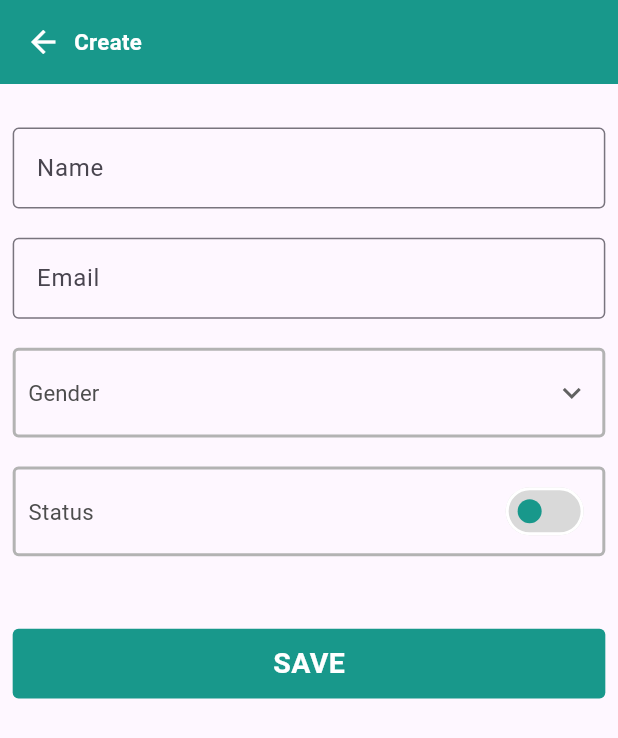
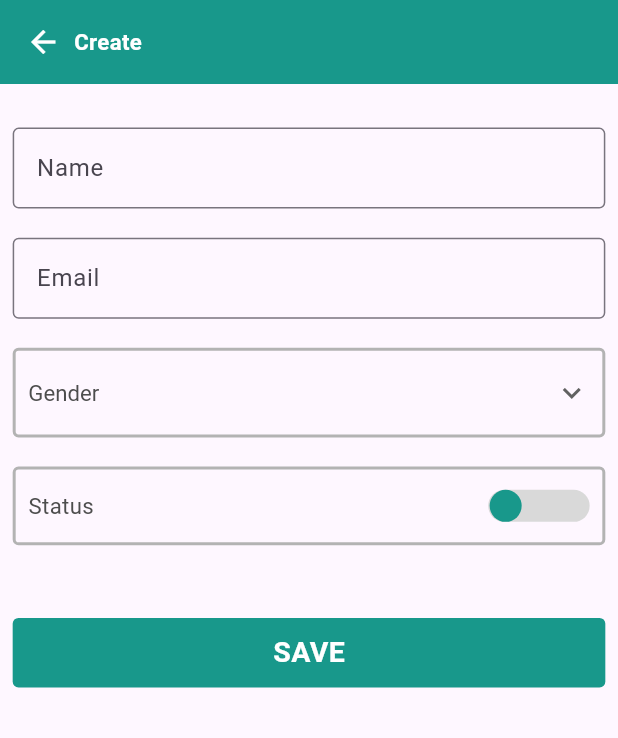
Before and after one commit to mdshadatrahman/ppl_manager, a Flutter app: the screen it shows after launch, after a tap on an icon or button, on a phone screen of 412 x 824 dp. Shown: the top 738 px of the screen. Run offline on Flutter 3.47's test engine with Material 3 defaults, Android fonts, the light colour scheme and no system bars; our stand-ins replace bloc, dartz, dio, flutter_bloc, flutter_screenutil, flutter_svg and 3 more; generated files the repository leaves out were written again; network calls fail.

Commit message:
custom switch created

```diff
--- a/lib/gen/assets.gen.dart
+++ b/lib/gen/assets.gen.dart
@@ -28,11 +28,14 @@ class $AssetsSvgsGen {
   /// File path: assets/svgs/edit_icon.svg
   String get editIcon => 'assets/svgs/edit_icon.svg';
 
+  /// File path: assets/svgs/logo.svg
+  String get logo => 'assets/svgs/logo.svg';
+
   /// File path: assets/svgs/topbarbg.svg
   String get topbarbg => 'assets/svgs/topbarbg.svg';
 
   /// List of all assets
-  List<String> get values => [addIcon, editIcon, topbarbg];
+  List<String> get values => [addIcon, editIcon, logo, topbarbg];
 }
 
 class Assets {
--- a/lib/home/views/create_and_edit_view.dart
+++ b/lib/home/views/create_and_edit_view.dart
@@ -27,12 +27,15 @@ class CreateAndEditView extends StatefulWidget {
   State<CreateAndEditView> createState() => _CreateAndEditViewState();
 }
 
-class _CreateAndEditViewState extends State<CreateAndEditView> {
+class _CreateAndEditViewState extends State<CreateAndEditView> with SingleTickerProviderStateMixin {
   bool _status = false;
   String? _selectedGender;
   final formKey = GlobalKey<FormState>();
   final TextEditingController _nameController = TextEditingController();
   final TextEditingController _emailController = TextEditingController();
+
+  late AnimationController _controller;
+  late Animation<double> _animation;
 
   @override
   void initState() {
@@ -42,9 +45,32 @@ class _CreateAndEditViewState extends State<CreateAndEditView> {
       _emailController.text = widget.user?.email ?? '';
       _selectedGender = widget.user?.gender?.toTitleCase();
       widget.user?.status == ActiveStatus.active.name ? _status = true : _status = false;
+      _initAnimation();
+      if (_status) {
+        switchOn();
+      }
     } catch (e) {
       developer.log('Error: $e');
     }
+  }
+
+  void _initAnimation() {
+    _controller = AnimationController(
+      vsync: this,
+      duration: const Duration(milliseconds: 300),
+    );
+    _animation = CurvedAnimation(
+      parent: _controller,
+      curve: Curves.easeInOut,
+    );
+  }
+
+  void switchOn() {
+    _controller.forward();
+  }
+
+  void switchOff() {
+    _controller.reverse();
   }
 
   @override
@@ -53,6 +79,7 @@ class _CreateAndEditViewState extends State<CreateAndEditView> {
     _emailController.dispose();
     _status = false;
     _selectedGender = null;
+    _controller.dispose();
     super.dispose();
   }
 
@@ -146,7 +173,7 @@ class _CreateAndEditViewState extends State<CreateAndEditView> {
                   ),
                   SizedBox(height: 20.h),
                   Container(
-                    padding: EdgeInsets.symmetric(horizontal: 8.w, vertical: 4.h),
+                    padding: EdgeInsets.symmetric(horizontal: 8.w, vertical: 14.h),
                     decoration: BoxDecoration(
                       borderRadius: BorderRadius.circular(4.r),
                       border: Border.all(
@@ -165,20 +192,72 @@ class _CreateAndEditViewState extends State<CreateAndEditView> {
                             color: AppColors.textFieldTextColor,
                           ),
                         ),
-                        Switch(
-                          activeColor: AppColors.primaryColor,
-                          thumbColor: MaterialStateProperty.all(AppColors.primaryColor),
-                          overlayColor: MaterialStateProperty.all(AppColors.primaryColor),
-                          inactiveTrackColor: AppColors.switchInactiveColor,
-                          activeTrackColor: AppColors.primaryColor.withOpacity(0.5),
-                          trackOutlineColor: MaterialStateProperty.all(Colors.white),
-                          value: _status,
-                          onChanged: (v) {
-                            setState(() {
-                              _status = v;
-                            });
-                          },
+                        Stack(
+                          children: [
+                            GestureDetector(
+                              onTap: () {
+                                if (_status) {
+                                  switchOff();
+                                } else {
+                                  switchOn();
+                                }
+                                setState(() {
+                                  _status = !_status;
+                                });
+                              },
+                              child: Container(
+                                height: 22.h,
+                                width: 64.w,
+                                decoration: BoxDecoration(
+                                  color: AppColors.switchInactiveColor,
+                                  borderRadius: BorderRadius.circular(1000.r),
+                                ),
+                              ),
+                            ),
+                            AnimatedBuilder(
+                              animation: _animation,
+                              builder: (context, child) {
+                                return Transform.translate(
+                                  offset: Offset(_animation.value * 42.w, 0),
+                                  child: GestureDetector(
+                                    onTap: () {
+                                      if (_status) {
+                                        switchOff();
+                                      } else {
+                                        switchOn();
+                                      }
+                                      setState(() {
+                                        _status = !_status;
+                                      });
+                                    },
+                                    child: Container(
+                                      height: 22.h,
+                                      width: 22.w,
+                                      decoration: const BoxDecoration(
+                                        color: AppColors.primaryColor,
+                                        shape: BoxShape.circle,
+                                      ),
+                                    ),
+                                  ),
+                                );
+                              },
+                            ),
+                          ],
                         ),
+                        // Switch(
+                        //   activeColor: AppColors.primaryColor,
+                        //   thumbColor: MaterialStateProperty.all(AppColors.primaryColor),
+                        //   overlayColor: MaterialStateProperty.all(AppColors.primaryColor),
+                        //   inactiveTrackColor: AppColors.switchInactiveColor,
+                        //   activeTrackColor: AppColors.primaryColor.withOpacity(0.5),
+                        //   trackOutlineColor: MaterialStateProperty.all(Colors.white),
+                        //   value: _status,
+                        //   onChanged: (v) {
+                        //     setState(() {
+                        //       _status = v;
+                        //     });
+                        //   },
+                        // ),
                       ],
                     ),
                   ),
--- a/lib/home/views/home_view.dart
+++ b/lib/home/views/home_view.dart
@@ -60,6 +60,25 @@ class _HomeViewState extends State<HomeView> {
                 child: Container(
                   height: 180.h,
                   color: AppColors.primaryColor,
+                ),
+              ),
+              Positioned(
+                right: 0,
+                left: 0,
+                top: 40,
+                child: Column(
+                  mainAxisAlignment: MainAxisAlignment.center,
+                  children: [
+                    SvgPicture.asset(Assets.svgs.logo),
+                    SizedBox(height: 8.h),
+                    Text(
+                      'Service Provider List',
+                      style: TextStyle(
+                        color: Colors.white,
+                        fontSize: 12.sp,
+                      ),
+                    ),
+                  ],
                 ),
               ),
               CustomPaint(
--- a/lib/home/widgets/custom_paints.dart
+++ b/lib/home/widgets/custom_paints.dart
@@ -26,7 +26,7 @@ class CustomShapeBorder extends CustomPainter {
     final paint = Paint()
       ..color = Colors.black
       ..style = PaintingStyle.stroke
-      ..strokeWidth = 2;
+      ..strokeWidth = 5;
 
     final path = Path()
       ..moveTo(1, 0) // 1 pixel to the right
```
Also changed, not shown: assets/svgs/logo.svg (added).
